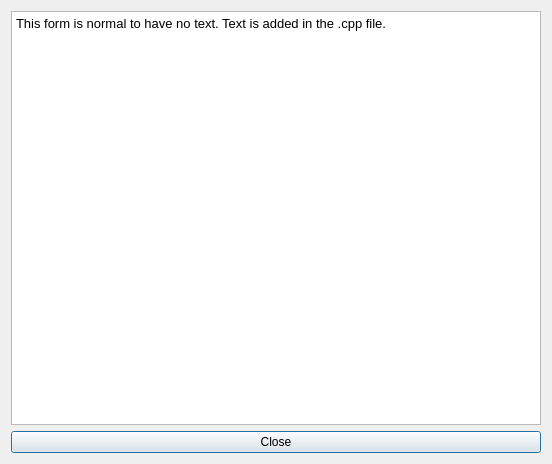
janLo/FET, file src/interface/helptipsform_template.ui: the form before one commit.
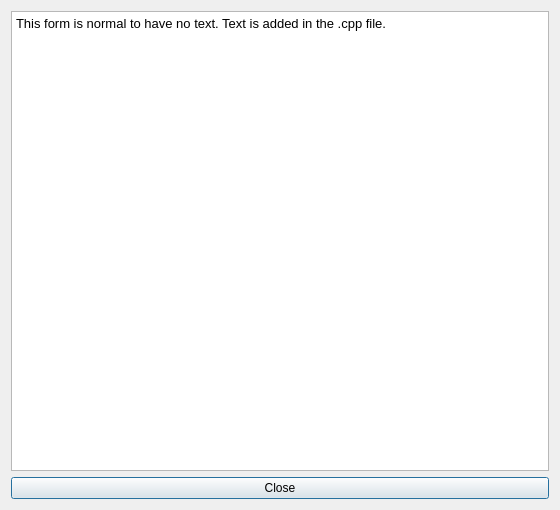
The form after the commit.

```diff
--- a/src/interface/helptipsform_template.ui
+++ b/src/interface/helptipsform_template.ui
@@ -6,8 +6,8 @@
    <rect>
     <x>0</x>
     <y>0</y>
-    <width>552</width>
-    <height>464</height>
+    <width>560</width>
+    <height>510</height>
    </rect>
   </property>
   <property name="windowTitle">
```
Left out of the diff: 2 changed lines with no effect on the pictures.
